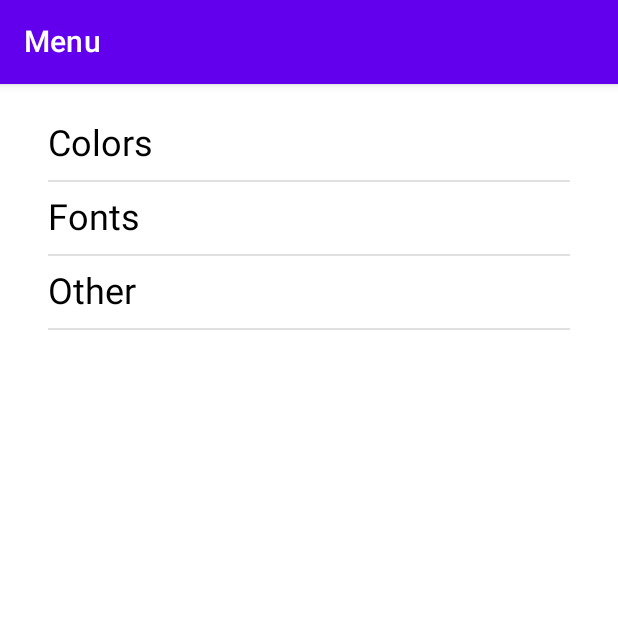
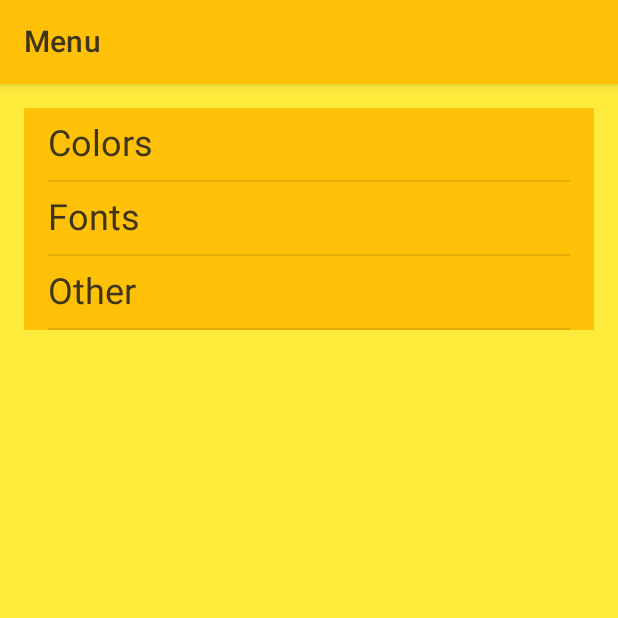
Before and after one commit to poetofcode/AndroidTraining, an Android app built with Jetpack Compose: the screen it shows after launch (MainActivity), on a phone screen of 412 x 824 dp, the top half of it. Run offline under Robolectric (Android 15) with nearby library versions, the phone set to English and light mode, and no system bars.

Commit message:
LemonApp: working on app-theme

```diff
--- a/LemonApp/app/src/main/java/com/poetofcode/lemonapp/screen/ColorsScreen.kt
+++ b/LemonApp/app/src/main/java/com/poetofcode/lemonapp/screen/ColorsScreen.kt
@@ -14,6 +14,7 @@ import androidx.compose.ui.Alignment
 import androidx.compose.ui.Modifier
 import androidx.compose.ui.tooling.preview.Preview
 import androidx.compose.ui.unit.dp
+import com.poetofcode.lemonapp.ui.theme.LemonAppTheme
 import kotlin.math.roundToInt
 
 @Composable
@@ -29,6 +30,7 @@ private val samples: List<@Composable () -> Unit> = listOf(
 
 @Composable
 fun ColorsScreen() {
+    LemonAppTheme {
         Scaffold(topBar = {
             TopBar(title = "Colors", onDayNightSwitchClick = {})
         }) { paddings ->
@@ -36,6 +38,7 @@ fun ColorsScreen() {
                 items(samples) {
                     BorderedBox {
                         it()
+                    }
                 }
             }
         }
--- a/LemonApp/app/src/main/java/com/poetofcode/lemonapp/screen/MenuScreen.kt
+++ b/LemonApp/app/src/main/java/com/poetofcode/lemonapp/screen/MenuScreen.kt
@@ -10,6 +10,7 @@ import androidx.compose.runtime.Composable
 import androidx.compose.ui.Modifier
 import androidx.compose.ui.tooling.preview.Preview
 import androidx.compose.ui.unit.dp
+import com.poetofcode.lemonapp.ui.theme.LemonAppTheme
 
 @Composable
 @Preview(showSystemUi = true, showBackground = true)
@@ -21,6 +22,7 @@ private fun Preview() {
 fun MenuScreen(
     onNavigateToColorsScreen: () -> Unit = {}
 ) {
+    LemonAppTheme {
         Scaffold(topBar = {
             TopBar(title = "Menu", onDayNightSwitchClick = {})
         }) { paddings ->
@@ -43,6 +45,7 @@ fun MenuScreen(
             }
         }
     }
+}
 
 @Composable
 private fun MenuItem(title: String, onClick: () -> Unit) {
--- a/LemonApp/app/src/main/java/com/poetofcode/lemonapp/ui/theme/Color.kt
+++ b/LemonApp/app/src/main/java/com/poetofcode/lemonapp/ui/theme/Color.kt
@@ -2,7 +2,13 @@ package com.poetofcode.lemonapp.ui.theme
 
 import androidx.compose.ui.graphics.Color
 
-val Purple200 = Color(0xFFBB86FC)
-val Purple500 = Color(0xFF6200EE)
-val Purple700 = Color(0xFF3700B3)
-val Teal200 = Color(0xFF03DAC5)
+//val Purple200 = Color(0xFFBB86FC)
+//val Purple500 = Color(0xFF6200EE)
+//val Purple700 = Color(0xFF3700B3)
+// val Teal200 = Color(0xFF03DAC5)
+
+val YellowMain = Color(0xFFFFEB3B)
+val YellowDark = Color(0xFFFFC107)
+val White = Color(0xFFFFFFFF)
+val AlmostBlack = Color(0xFF202020)
+val AccentColor = Color(0xFF03DAC5)
--- a/LemonApp/app/src/main/java/com/poetofcode/lemonapp/ui/theme/Theme.kt
+++ b/LemonApp/app/src/main/java/com/poetofcode/lemonapp/ui/theme/Theme.kt
@@ -1,5 +1,6 @@
 package com.poetofcode.lemonapp.ui.theme
 
+import android.annotation.SuppressLint
 import androidx.compose.foundation.isSystemInDarkTheme
 import androidx.compose.material.MaterialTheme
 import androidx.compose.material.darkColors
@@ -7,24 +8,24 @@ import androidx.compose.material.lightColors
 import androidx.compose.runtime.Composable
 
 private val DarkColorPalette = darkColors(
-    primary = Purple200,
-    primaryVariant = Purple700,
-    secondary = Teal200
+    primary = AlmostBlack,
+    primaryVariant = AlmostBlack,
+    secondary = AlmostBlack
 )
 
+@SuppressLint("ConflictingOnColor")
 private val LightColorPalette = lightColors(
-    primary = Purple500,
-    primaryVariant = Purple700,
-    secondary = Teal200
+    primary = YellowDark,
+    primaryVariant = YellowMain,
+    secondary = AccentColor,
 
-    /* Other default colors to override
-    background = Color.White,
-    surface = Color.White,
-    onPrimary = Color.White,
-    onSecondary = Color.Black,
-    onBackground = Color.Black,
-    onSurface = Color.Black,
-    */
+    /* Other default colors to override */
+    background = YellowMain,
+    surface = YellowDark,
+    onPrimary = AlmostBlack,
+    onSecondary = AlmostBlack,
+    onBackground = AlmostBlack,
+    onSurface = AlmostBlack,
 )
 
 @Composable
```
Lines whose indentation alone changed are shown as unchanged.
